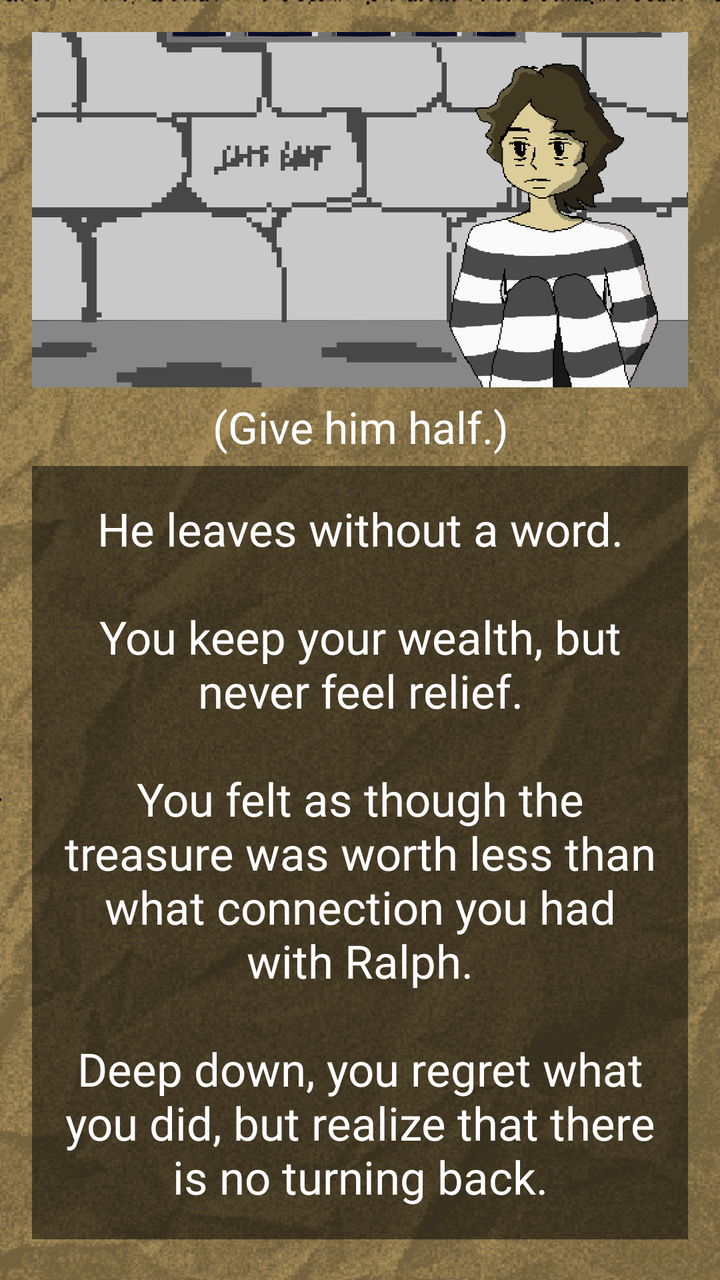
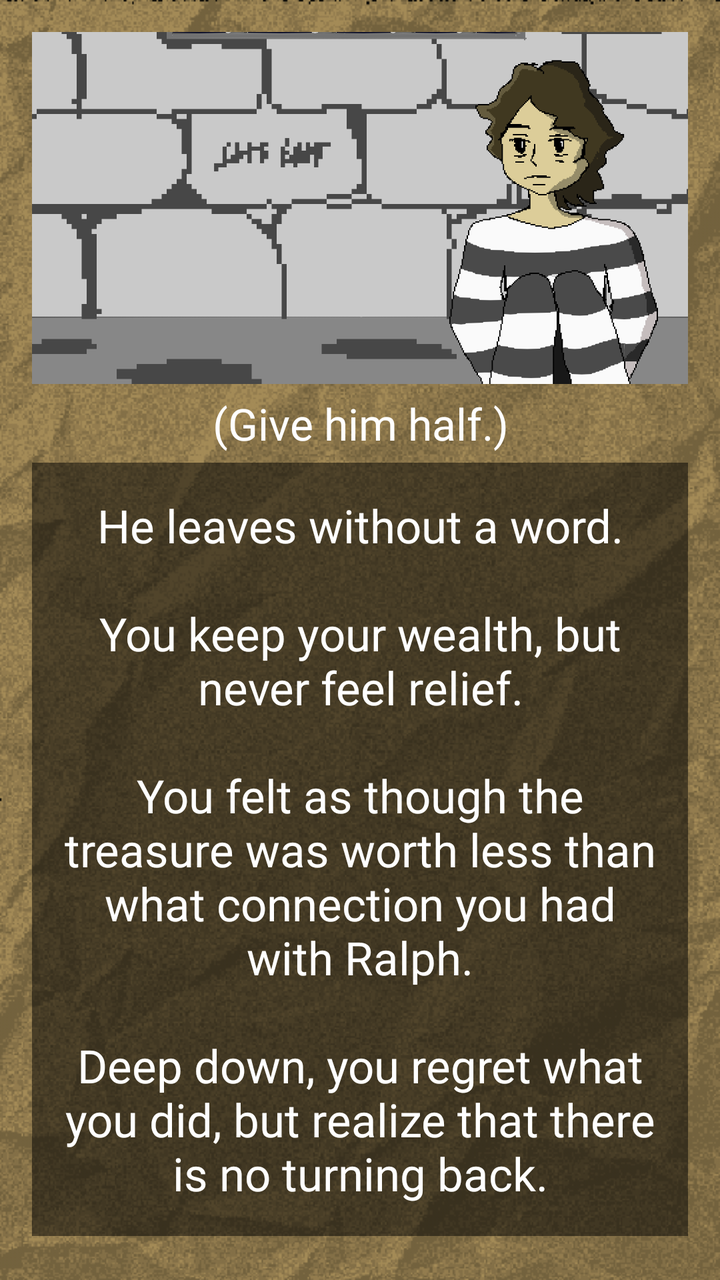

An Android layout rendered at two revisions. The XML below is the earlier revision; the diff shows what the commit changed to produce the second picture.
<!-- AndroidManifest.xml: application theme Theme.ChoiceQuest -->
<!-- res/layout/activity_page2_1_1_1_1_1_2_1_1_2.xml -->
<?xml version="1.0" encoding="utf-8"?>
<LinearLayout xmlns:android="http://schemas.android.com/apk/res/android"
    xmlns:app="http://schemas.android.com/apk/res-auto"
    xmlns:tools="http://schemas.android.com/tools"
    android:id="@+id/page2_1_1_1_1_1_2_1_1_2"
    android:layout_width="match_parent"
    android:layout_height="match_parent"
    android:gravity="center"
    android:orientation="vertical"
    android:background="@drawable/papertexture_"
    android:backgroundTint="#f8e7c2"
    android:backgroundTintMode="multiply"
    android:padding="16dp"
    tools:context=".Page2_1_1_1_1_1_2_1_1_2">

    <View
        android:layout_width="match_parent"
        android:layout_height="0dp"
        android:layout_weight="0.1"/>

    <ImageView
        android:id="@+id/imageView"
        android:layout_width="412dp"
        android:layout_height="250dp"
        android:src="@drawable/page2_1_1_1_1_1_2_1_1_2"/>

    <View
        android:layout_width="match_parent"
        android:layout_height="1dp"
        android:layout_weight="0.1"/>

    <TextView
        android:layout_width="match_parent"
        android:layout_height="wrap_content"
        android:gravity="center"
        android:fontFamily="@font/pixelspace"
        android:padding="5dp"
        android:text="(Give him half.)"
        android:textColor="@color/white"
        android:textSize="22sp" />

    <TextView
        android:layout_width="match_parent"
        android:layout_height="wrap_content"
        android:id="@+id/tv_page2_1_1_1_1_1_2_1_1_2"
        android:fontFamily="@font/pixelgame_font"
        android:gravity="center"
        android:padding="16dp"
        android:background="#80000000"
        android:text="He leaves without a word.\n\nYou keep your wealth, but never feel relief.\n\nYou felt as though the treasure was worth less than what connection you had with Ralph.\n\nDeep down, you regret what you did, but realize that there is no turning back."
        android:textColor="@color/white"
        android:textSize="23sp"
        android:layout_marginBottom="16dp"/>

    <View
        android:layout_width="match_parent"
        android:layout_height="1dp"
        android:layout_weight="1"/>

    <Button
        android:layout_width="412dp"
        android:layout_height="45dp"
        android:fontFamily="@font/quest_font"
        android:background="@android:color/transparent"
        android:textSize="12sp"
        android:layout_marginBottom="16dp"
        android:text="Go Back to Title Page"
        android:onClick="title6" />

    <View
        android:layout_width="match_parent"
        android:layout_height="0dp"
        android:layout_weight="1"/>

</LinearLayout>
<!-- resources referenced by this layout -->
<resources>
  <color name="white">#FFFFFF</color>
  <!-- drawable page2_1_1_1_1_1_2_1_1_2: png bitmap (drawable, 34443 bytes) -->
  <!-- drawable papertexture_: png bitmap (drawable, 156948 bytes) -->
  <style name="Theme.ChoiceQuest" parent="Base.Theme.ChoiceQuest" />
  <style name="Base.Theme.ChoiceQuest" parent="Theme.Material3.DayNight.NoActionBar">
          
          
      </style>
</resources>

<!-- the commit's change to res/layout/activity_page2_1_1_1_1_1_2_1_1_2.xml (unified diff, before → after) -->
@@ -58,11 +58,12 @@
         android:layout_weight="1"/>
 
     <Button
-        android:layout_width="412dp"
-        android:layout_height="45dp"
+        android:layout_width="match_parent"
+        android:layout_height="wrap_content"
         android:fontFamily="@font/quest_font"
-        android:background="@android:color/transparent"
-        android:textSize="12sp"
+        android:textSize="10sp"
+        android:textColor="@color/white"
+        android:backgroundTint="@color/cardview_dark_background"
         android:layout_marginBottom="16dp"
         android:text="Go Back to Title Page"
         android:onClick="title6" />
